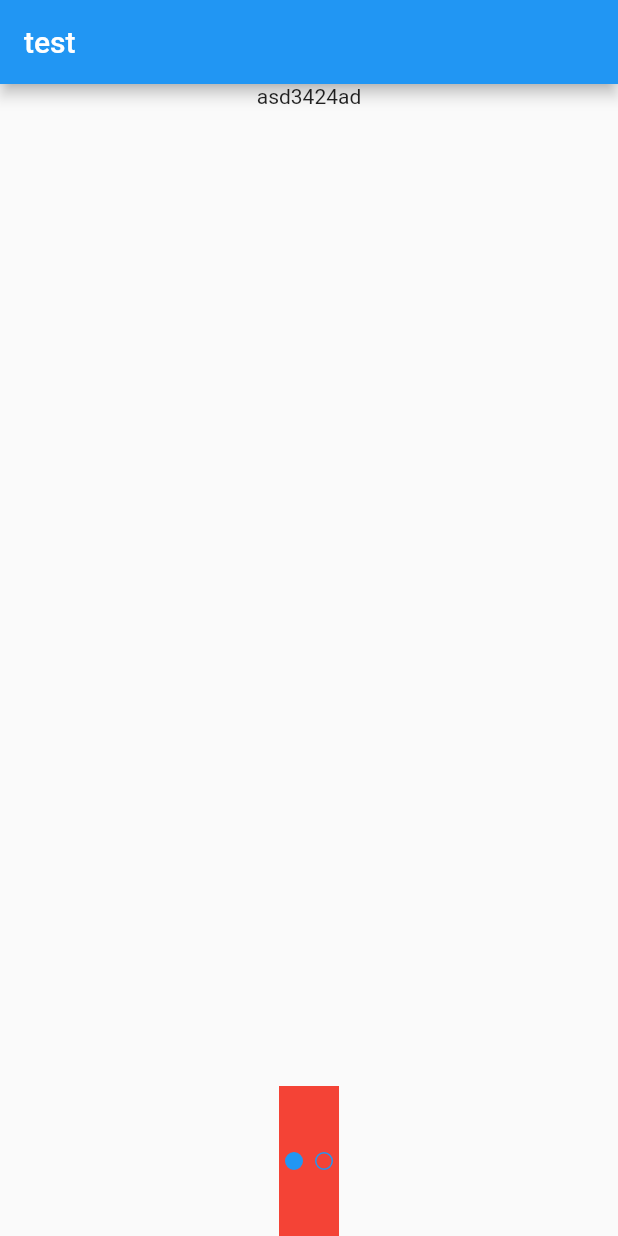
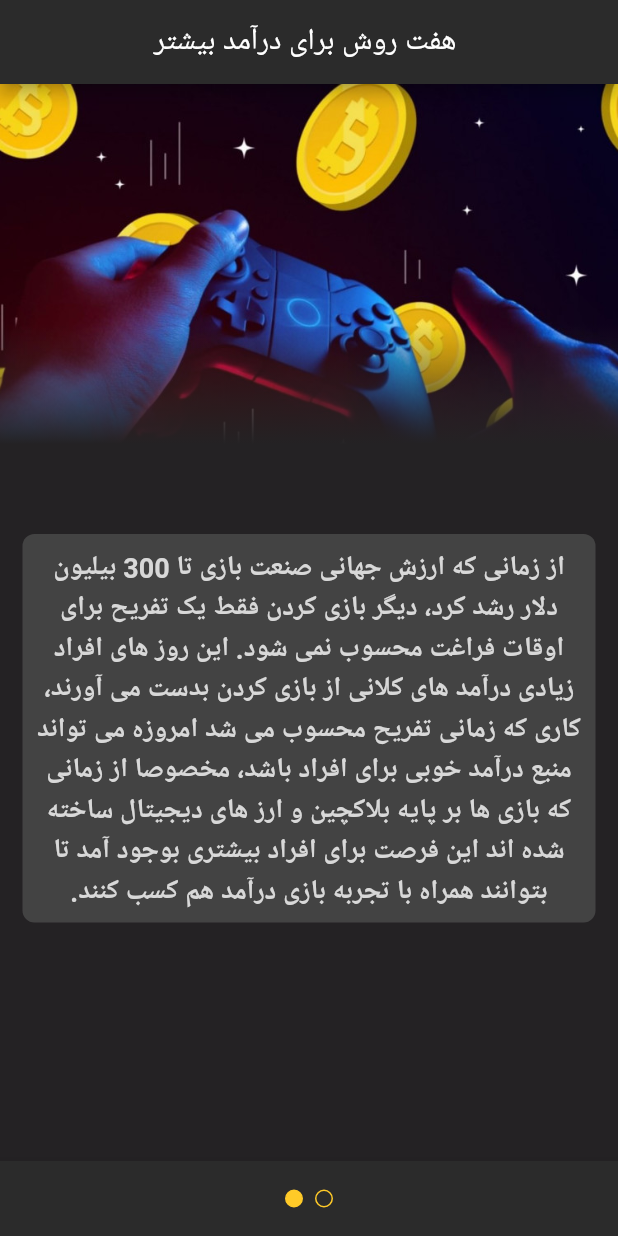
Before and after one commit to Manticodes/pageView_practice, a Flutter app: the screen it shows after launch, on a phone screen of 412 x 824 dp. Run offline on Flutter 3.47's test engine with Material 2 defaults, Android fonts, the phone set to English and light mode, and no system bars.

Commit message:
designing ui and

```diff
--- /dev/null
+++ b/lib/articledatamodel.dart
@@ -0,0 +1,21 @@
+class Article {
+  String? image;
+  String title;
+  String text;
+  String? starnote;
+  Article({this.image, required this.title, required this.text, this.starnote});
+}
+
+List<Article> articleData = [
+  Article(
+      title: '',
+      text:
+          'از زمانی که ارزش جهانی صنعت بازی تا 300 بیلیون دلار رشد کرد، دیگر بازی کردن فقط یک تفریح برای اوقات فراغت محسوب نمی شود. این روز های افراد زیادی درآمد های کلانی از بازی کردن بدست می آورند، کاری که زمانی تفریح محسوب می شد امروزه می تواند منبع درآمد خوبی برای افراد باشد، مخصوصا از زمانی که بازی ها بر پایه بلاکچین و ارز های دیجیتال ساخته شده اند این فرصت برای افراد بیشتری بوجود آمد تا بتوانند همراه با تجربه بازی درآمد هم کسب کنند.',
+      image: 'assets/image/top-p2e-games-march.jpg'),
+  Article(
+      title: 'ادامه',
+      text:
+          'برای افراد شاغل این بازی ها میتونه به عنوان درآمد جانبی به افزایش درآمدشون کمک کنه و برای افرادی که درآمد ندارند می تونه خرج زندگی روزانشون رو تامین کنه و برای این کار فقط به اینترنت و چند ساعت زمان در روز نیاز دارید ولی باید بدونید که بیشتر برای کسب درآمد وجود دارد در واقع را های نا محدودی وجود دارد تا شما بتوانید از بازی های بلاکچینی کسب درآمد کنید تو این بخش هفت راهی که می تونید ازش درآمد بیشتری کسب کنید را توضیح می دهیم ',
+      starnote:
+          'برای افراد شاغل این بازی ها میتونه به عنوان درآمد جانبی به افزایش درآمدشون کمک کنه ')
+];
--- a/lib/main.dart
+++ b/lib/main.dart
@@ -1,4 +1,5 @@
 import 'package:flutter/material.dart';
+import 'package:pageview_tabcontrolselector/articledatamodel.dart';
 import 'package:pageview_tabcontrolselector/slidepage.dart';
 
 void main() {
@@ -50,6 +51,10 @@ class _ArticlePageState extends State<ArticlePage>
   }
 
   final List<String> describtion = ['asd3424ad', 'ghfhfhg'];
+  final List<String> image = [
+    'assets/image/top-p2e-games-march.jpg',
+    'assets/image/fdfdfd.jpg'
+  ];
   late final TabController _dotcontroller;
   int dotindex = 0;
   void initState() {
@@ -64,7 +69,23 @@ class _ArticlePageState extends State<ArticlePage>
   @override
   Widget build(BuildContext context) {
     return Scaffold(
-      appBar: AppBar(title: Text('test')),
+      bottomNavigationBar: BottomAppBar(
+          child: Container(
+        child: Center(
+          child: TabPageSelector(
+            selectedColor: Colors.amber.shade400,
+            controller: _dotcontroller,
+          ),
+        ),
+        height: 50,
+        color: Color.fromARGB(255, 43, 43, 43),
+      )),
+      backgroundColor: Color.fromARGB(255, 43, 43, 43),
+      appBar: AppBar(
+        title: Text('هفت روش برای درآمد بیشتر '),
+        centerTitle: true,
+        backgroundColor: Color.fromARGB(255, 43, 43, 43),
+      ),
       body: Column(
         children: [
           Container(
@@ -79,19 +100,14 @@ class _ArticlePageState extends State<ArticlePage>
                   controller: _controller,
                   itemBuilder: (ctx, index) {
                     return SlidePageWidget(
-                      describtion: describtion[index],
-                      image: describtion[index],
+                      describtion: articleData[index].text,
+                      image: articleData[index].image,
+                      title: articleData[index].title,
+                      starnote: articleData[index].starnote,
                     );
                   }),
             ),
           ),
-          Container(
-            color: Colors.red,
-            height: 100,
-            child: TabPageSelector(
-              controller: _dotcontroller,
-            ),
-          )
         ],
       ),
     );
--- a/lib/slidepage.dart
+++ b/lib/slidepage.dart
@@ -2,24 +2,102 @@ import 'package:flutter/material.dart';
 
 class SlidePageWidget extends StatelessWidget {
   String describtion;
-  String image;
+  String? image;
+  String title;
+  String? starnote;
 
-  SlidePageWidget({
-    Key? key,
-    required this.describtion,
-    required this.image,
-  }) : super(key: key);
+  SlidePageWidget(
+      {Key? key,
+      required this.describtion,
+      this.image,
+      required this.title,
+      this.starnote})
+      : super(key: key);
 
   @override
   Widget build(BuildContext context) {
     return Scaffold(
-      body: Center(
-        child: Column(
-          children: [
-            Text(describtion),
-          ],
-        ),
-      ),
-    );
+        backgroundColor: Color.fromARGB(255, 36, 34, 36),
+        body: SingleChildScrollView(
+          child: Column(
+            children: [
+              image != null
+                  ? Stack(
+                      alignment: Alignment.bottomCenter,
+                      children: [
+                        Container(
+                          width: MediaQuery.of(context).size.width,
+                          height: 240,
+                          decoration: BoxDecoration(
+                              image: DecorationImage(
+                                  image: AssetImage(image.toString()),
+                                  fit: BoxFit.cover)),
+                        ),
+                        Container(
+                          decoration: const BoxDecoration(
+                              gradient: LinearGradient(
+                                  colors: [
+                                Color.fromARGB(0, 48, 47, 47),
+                                Color.fromARGB(255, 36, 34, 36)
+                              ],
+                                  begin: Alignment.topCenter,
+                                  end: Alignment.bottomCenter)),
+                          height: 80,
+                        ),
+                      ],
+                    )
+                  : SizedBox(),
+              Padding(
+                padding: const EdgeInsets.all(8.0),
+                child: Center(
+                    child: Text(
+                  title,
+                  style: TextStyle(color: Colors.white, fontSize: 25),
+                )),
+              ),
+              Padding(
+                padding: const EdgeInsets.all(15.0),
+                child: Container(
+                  child: Padding(
+                    padding: const EdgeInsets.all(8.0),
+                    child: Text(describtion,
+                        style: TextStyle(
+                            color: Color.fromARGB(255, 216, 216, 216),
+                            fontSize: 18,
+                            fontWeight: FontWeight.bold,
+                            height: 1.5),
+                        textDirection: TextDirection.rtl,
+                        textAlign: TextAlign.center),
+                  ),
+                  decoration: BoxDecoration(
+                      color: Color.fromARGB(190, 78, 78, 78),
+                      borderRadius: BorderRadius.circular(8)),
+                ),
+              ),
+              starnote != null
+                  ? Padding(
+                      padding: const EdgeInsets.all(15.0),
+                      child: Container(
+                        child: Padding(
+                          padding: const EdgeInsets.all(8.0),
+                          child: Text(starnote.toString(),
+                              softWrap: true,
+                              style: TextStyle(
+                                  color: Color.fromARGB(255, 216, 216, 216),
+                                  fontSize: 18,
+                                  fontWeight: FontWeight.bold,
+                                  height: 1.5),
+                              textDirection: TextDirection.rtl,
+                              textAlign: TextAlign.center),
+                        ),
+                        decoration: BoxDecoration(
+                            color: Color.fromARGB(186, 255, 193, 7),
+                            borderRadius: BorderRadius.circular(8)),
+                      ),
+                    )
+                  : SizedBox()
+            ],
+          ),
+        ));
   }
 }
```
Also changed, not shown: pubspec.yaml (+3 -5 lines), assets/image/2438239.png (added), assets/image/fdfdfd.jpg (added), assets/image/top-p2e-games-march.jpg (added).
